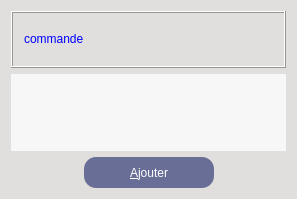
The window that UiQT4/desWidgetOptionnel.ui (SalomePlatform/eficas_tools) describes before a commit, drawn with Qt 5.
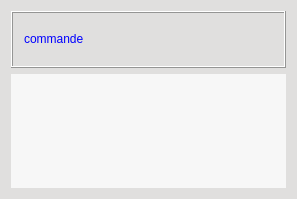
The same window after the commit.

```diff
--- a/UiQT4/desWidgetOptionnel.ui
+++ b/UiQT4/desWidgetOptionnel.ui
@@ -127,7 +127,7 @@
            <x>0</x>
            <y>0</y>
            <width>279</width>
-           <height>85</height>
+           <height>124</height>
           </rect>
          </property>
          <property name="sizePolicy">
@@ -157,73 +157,6 @@
      </layout>
     </widget>
    </item>
-   <item>
-    <layout class="QHBoxLayout" name="horizontalLayout_2">
-     <item>
-      <spacer name="horizontalSpacer_2">
-       <property name="orientation">
-        <enum>Qt::Horizontal</enum>
-       </property>
-       <property name="sizeHint" stdset="0">
-        <size>
-         <width>40</width>
-         <height>20</height>
-        </size>
-       </property>
-      </spacer>
-     </item>
-     <item>
-      <widget class="QPushButton" name="bAjoutMC">
-       <property name="sizePolicy">
-        <sizepolicy hsizetype="Fixed" vsizetype="Fixed">
-         <horstretch>0</horstretch>
-         <verstretch>0</verstretch>
-        </sizepolicy>
-       </property>
-       <property name="minimumSize">
-        <size>
-         <width>130</width>
-         <height>31</height>
-        </size>
-       </property>
-       <property name="toolTip">
-        <string>validation de la saisie</string>
-       </property>
-       <property name="styleSheet">
-        <string notr="true">background-color:rgb(104,110,149);
-color :white;
-border-radius : 12px
-</string>
-       </property>
-       <property name="text">
-        <string>&amp;Ajouter</string>
-       </property>
-       <property name="shortcut">
-        <string>Shift+A, Alt+A, Alt+A, Alt+A</string>
-       </property>
-       <property name="autoDefault">
-        <bool>true</bool>
-       </property>
-       <property name="default">
-        <bool>true</bool>
-       </property>
-      </widget>
-     </item>
-     <item>
-      <spacer name="horizontalSpacer_3">
-       <property name="orientation">
-        <enum>Qt::Horizontal</enum>
-       </property>
-       <property name="sizeHint" stdset="0">
-        <size>
-         <width>40</width>
-         <height>20</height>
-        </size>
-       </property>
-      </spacer>
-     </item>
-    </layout>
-   </item>
   </layout>
  </widget>
  <layoutdefault spacing="6" margin="11"/>
```
